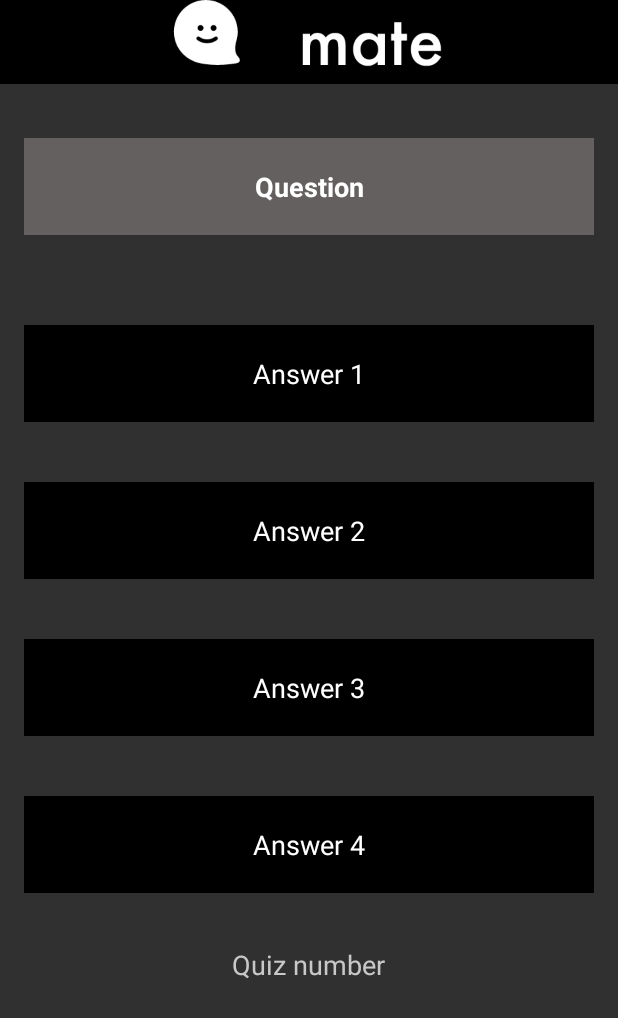
After one commit to jonatn/mate, an Android app: the CardgameActivity screen opened directly, with no data from a screen before it, on a phone screen of 412 x 824 dp. The commit adds this screen. Shown: the top 1018 px of the screen. Run offline under Robolectric (Android 15) with nearby library versions, the phone set to English and light mode, and no system bars.

Commit message:
//added couple more activities

```diff
--- /dev/null
+++ b/app/src/main/java/com/android/erdem/mate/CardgameActivity.java
@@ -0,0 +1,33 @@
+package com.android.erdem.mate;
+
+import android.app.Activity;
+import android.os.Bundle;
+import android.support.v7.app.ActionBar;
+import android.support.v7.app.AppCompatActivity;
+import android.widget.TextView;
+
+public class CardgameActivity extends AppCompatActivity {
+
+    private TextView question, answer1, answer2, answer3, answer4, quiznumber;
+
+    @Override
+    protected void onCreate(Bundle savedInstanceState) {
+        super.onCreate(savedInstanceState);
+        setContentView(R.layout.activity_cardgame);
+
+        ActionBar actionBar = getSupportActionBar();
+        actionBar.setTitle(null);
+        actionBar.setSubtitle(null);
+        actionBar.setDisplayShowHomeEnabled(true);
+        actionBar.setIcon(R.drawable.mate_logo_white);
+
+        question = (TextView)findViewById(R.id.cardgame_question);
+        answer1 = (TextView)findViewById(R.id.cardgame_answer_1);
+        answer2 = (TextView)findViewById(R.id.cardgame_answer_2);
+        answer3 = (TextView)findViewById(R.id.cardgame_answer_3);
+        answer4 = (TextView)findViewById(R.id.cardgame_answer_4);
+
+
+
+    }
+}
--- /dev/null
+++ b/app/src/main/res/layout/activity_cardgame.xml
@@ -0,0 +1,100 @@
+<?xml version="1.0" encoding="utf-8"?>
+<LinearLayout xmlns:android="http://schemas.android.com/apk/res/android"
+    xmlns:tools="http://schemas.android.com/tools"
+    android:layout_width="match_parent"
+    android:layout_height="match_parent"
+    android:paddingBottom="@dimen/activity_vertical_margin"
+    android:paddingLeft="@dimen/activity_horizontal_margin"
+    android:paddingRight="@dimen/activity_horizontal_margin"
+    android:paddingTop="@dimen/activity_vertical_margin"
+    tools:context="com.android.erdem.mate.CardgameActivity"
+    android:orientation="vertical">
+
+    <TextView
+        android:layout_width="match_parent"
+        android:layout_height="wrap_content"
+        android:textAppearance="?android:attr/textAppearanceMedium"
+        android:layout_marginTop="20dp"
+        android:text="Question"
+        android:textStyle="bold"
+        android:textColor="#ffffff"
+        android:paddingTop="20dp"
+        android:paddingBottom="20dp"
+        android:background="#64605F"
+        android:id="@+id/cardgame_question"
+        android:layout_gravity="center_horizontal"
+        android:elegantTextHeight="false"
+        android:textAlignment="center" />
+    <TextView
+        android:layout_width="match_parent"
+        android:layout_height="wrap_content"
+        android:textAppearance="?android:attr/textAppearanceMedium"
+        android:layout_marginTop="60dp"
+        android:text="Answer 1"
+        android:textColor="#ffffff"
+        android:paddingTop="20dp"
+        android:paddingBottom="20dp"
+        android:background="#000000"
+        android:ems="11"
+        android:id="@+id/cardgame_answer_1"
+        android:layout_gravity="center_horizontal"
+        android:elegantTextHeight="false"
+        android:textAlignment="center" />
+    <TextView
+        android:layout_width="match_parent"
+        android:layout_height="wrap_content"
+        android:textAppearance="?android:attr/textAppearanceMedium"
+        android:layout_marginTop="40dp"
+        android:text="Answer 2"
+        android:textColor="#ffffff"
+        android:paddingTop="20dp"
+        android:paddingBottom="20dp"
+        android:background="#000000"
+        android:ems="11"
+        android:id="@+id/cardgame_answer_2"
+        android:layout_gravity="center_horizontal"
+        android:elegantTextHeight="false"
+        android:textAlignment="center" />
+    <TextView
+        android:layout_width="match_parent"
+        android:layout_height="wrap_content"
+        android:textAppearance="?android:attr/textAppearanceMedium"
+        android:layout_marginTop="40dp"
+        android:text="Answer 3"
+        android:textColor="#ffffff"
+        android:paddingTop="20dp"
+        android:paddingBottom="20dp"
+        android:background="#000000"
+        android:ems="11"
+        android:id="@+id/cardgame_answer_3"
+        android:layout_gravity="center_horizontal"
+        android:elegantTextHeight="false"
+        android:textAlignment="center" />
+    <TextView
+        android:layout_width="match_parent"
+        android:layout_height="wrap_content"
+        android:textAppearance="?android:attr/textAppearanceMedium"
+        android:layout_marginTop="40dp"
+        android:text="Answer 4"
+        android:textColor="#ffffff"
+        android:paddingTop="20dp"
+        android:paddingBottom="20dp"
+        android:background="#000000"
+        android:ems="11"
+        android:id="@+id/cardgame_answer_4"
+        android:layout_gravity="center_horizontal"
+        android:elegantTextHeight="false"
+        android:textAlignment="center" />
+
+    <TextView
+        android:layout_width="wrap_content"
+        android:layout_height="wrap_content"
+        android:textAppearance="?android:attr/textAppearanceMedium"
+        android:layout_gravity="center_horizontal"
+        android:layout_marginTop="35dp"
+        android:text="Quiz number"
+        android:textColor="#c8c8c8"
+        android:id="@+id/cardgame_quiznum" />
+
+
+</LinearLayout>
--- a/app/src/main/res/layout/activity_login_screen.xml
+++ b/app/src/main/res/layout/activity_login_screen.xml
@@ -29,7 +29,8 @@
         android:layout_centerHorizontal="true"
         android:layout_marginTop="120dp"
         android:layout_gravity="center_horizontal"
-        android:contextClickable="false" />
+        android:contextClickable="false"
+        android:paddingLeft="25dp" />
 
     <EditText
         android:layout_width="349dp"
@@ -46,7 +47,8 @@
         android:ems="13"
         android:layout_centerHorizontal="true"
         android:layout_gravity="center_horizontal"
-        android:visibility="visible" />
+        android:visibility="visible"
+        android:paddingLeft="25dp" />
 
     <CheckBox
         android:layout_width="wrap_content"
--- a/app/src/main/res/values/strings.xml
+++ b/app/src/main/res/values/strings.xml
@@ -10,4 +10,5 @@
     <string name="title_activity_login_screen">LoginScreenActivity</string>
     <string name="title_activity_login">LoginActivity</string>
     <string name="title_activity_default">DefaultActivity</string>
+    <string name="title_activity_match">MatchActivity</string>
 </resources>
```
Also changed, not shown: app/src/main/AndroidManifest.xml (+13 -8 lines), app/src/main/java/com/android/erdem/mate/MatchActivity.java (added, +35 -0 lines), app/src/main/java/com/android/erdem/mate/MatchSelectActivity.java (added, +31 -0 lines), app/src/main/res/layout/activity_match.xml (added, +88 -0 lines), app/src/main/res/layout/activity_match_select.xml (added, +69 -0 lines), app/src/main/res/layout/activity_register.xml (+10 -5 lines).
